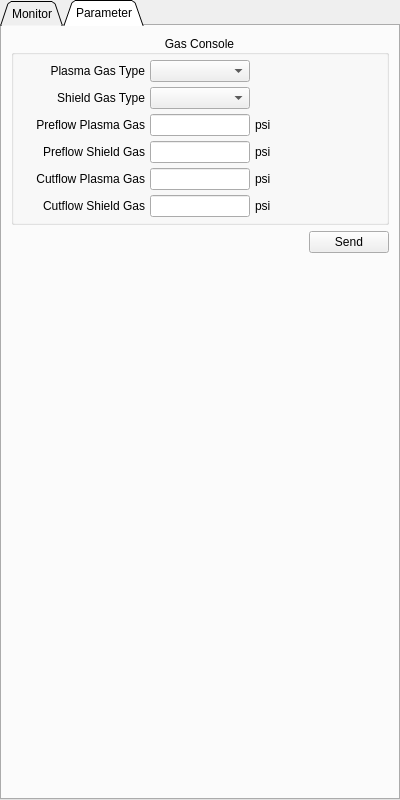
Old version of the form src/MotionControl/Widgets/monitor/PPSMonitor/liuhe/LH270AMonitorWidget.ui in the repository shizhan-shelly/MotionControl.
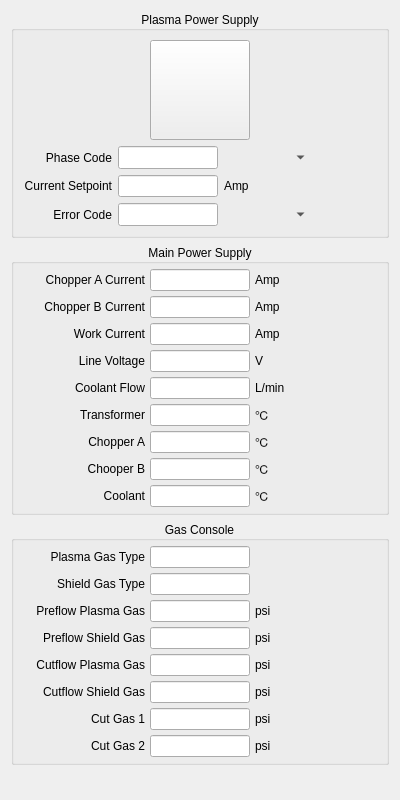
New version of the form. The open tabs and pages were chosen to show the change. Custom widgets are drawn as their Qt base class.

The edit to the form file:
```diff
--- a/src/MotionControl/Widgets/monitor/PPSMonitor/liuhe/LH270AMonitorWidget.ui
+++ b/src/MotionControl/Widgets/monitor/PPSMonitor/liuhe/LH270AMonitorWidget.ui
@@ -10,35 +10,7 @@
     <height>800</height>
    </rect>
   </property>
-  <layout class="QHBoxLayout" name="horizontalLayout">
-   <property name="spacing">
-    <number>5</number>
-   </property>
-   <property name="margin">
-    <number>0</number>
-   </property>
-   <item>
-    <widget class="QTabWidget" name="tabs_">
-     <property name="tabPosition">
-      <enum>QTabWidget::North</enum>
-     </property>
-     <property name="tabShape">
-      <enum>QTabWidget::Triangular</enum>
-     </property>
-     <property name="currentIndex">
-      <number>0</number>
-     </property>
-     <widget class="QWidget" name="monitor_">
-      <attribute name="title">
-       <string>Monitor</string>
-      </attribute>
-      <layout class="QVBoxLayout" name="verticalLayout_3">
-       <property name="spacing">
-        <number>5</number>
-       </property>
-       <property name="margin">
-        <number>5</number>
-       </property>
+  <layout class="QVBoxLayout" name="verticalLayout_2">
        <item>
         <widget class="QGroupBox" name="groupBox_1">
          <property name="layoutDirection">
@@ -134,12 +106,6 @@
             </item>
             <item row="0" column="0">
              <widget class="QLabel" name="label_7">
-              <property name="maximumSize">
-               <size>
-                <width>100</width>
-                <height>16777215</height>
-               </size>
-              </property>
               <property name="text">
                <string>Phase Code</string>
               </property>
@@ -796,217 +762,10 @@
          <property name="sizeHint" stdset="0">
           <size>
            <width>20</width>
-           <height>81</height>
-          </size>
-         </property>
-        </spacer>
-       </item>
-      </layout>
-     </widget>
-     <widget class="QWidget" name="parameter_">
-      <attribute name="title">
-       <string>Parameter</string>
-      </attribute>
-      <layout class="QVBoxLayout" name="verticalLayout_2">
-       <item>
-        <widget class="QGroupBox" name="groupBox_4">
-         <property name="title">
-          <string>Gas Console</string>
-         </property>
-         <property name="alignment">
-          <set>Qt::AlignCenter</set>
-         </property>
-         <layout class="QVBoxLayout" name="verticalLayout_6">
-          <property name="spacing">
-           <number>0</number>
-          </property>
-          <property name="margin">
-           <number>5</number>
-          </property>
-          <item>
-           <layout class="QGridLayout" name="gridLayout_4">
-            <property name="spacing">
-             <number>5</number>
-            </property>
-            <item row="4" column="0">
-             <widget class="QLabel" name="label_38">
-              <property name="text">
-               <string>Cutflow Plasma Gas</string>
-              </property>
-              <property name="alignment">
-               <set>Qt::AlignRight|Qt::AlignTrailing|Qt::AlignVCenter</set>
-              </property>
-             </widget>
-            </item>
-            <item row="2" column="0">
-             <widget class="QLabel" name="label_42">
-              <property name="text">
-               <string>Preflow Plasma Gas</string>
-              </property>
-              <property name="alignment">
-               <set>Qt::AlignRight|Qt::AlignTrailing|Qt::AlignVCenter</set>
-              </property>
-             </widget>
-            </item>
-            <item row="2" column="2">
-             <widget class="QLabel" name="label_43">
-              <property name="text">
-               <string>psi</string>
-              </property>
-             </widget>
-            </item>
-            <item row="4" column="2">
-             <widget class="QLabel" name="label_40">
-              <property name="text">
-               <string>psi</string>
-              </property>
-             </widget>
-            </item>
-            <item row="5" column="0">
-             <widget class="QLabel" name="label_41">
-              <property name="text">
-               <string>Cutflow Shield Gas</string>
-              </property>
-              <property name="alignment">
-               <set>Qt::AlignRight|Qt::AlignTrailing|Qt::AlignVCenter</set>
-              </property>
-             </widget>
-            </item>
-            <item row="5" column="2">
-             <widget class="QLabel" name="label_39">
-              <property name="text">
-               <string>psi</string>
-              </property>
-             </widget>
-            </item>
-            <item row="4" column="1">
-             <widget class="QLineEdit" name="cutflow_plasma_gas_pressure_set_">
-              <property name="maximumSize">
-               <size>
-                <width>100</width>
                 <height>50</height>
                </size>
               </property>
-             </widget>
-            </item>
-            <item row="1" column="0">
-             <widget class="QLabel" name="label_37">
-              <property name="text">
-               <string>Shield Gas Type</string>
-              </property>
-              <property name="alignment">
-               <set>Qt::AlignRight|Qt::AlignTrailing|Qt::AlignVCenter</set>
-              </property>
-             </widget>
-            </item>
-            <item row="3" column="1">
-             <widget class="QLineEdit" name="preflow_shield_gas_pressure_set_">
-              <property name="maximumSize">
-               <size>
-                <width>100</width>
-                <height>50</height>
-               </size>
-              </property>
-             </widget>
-            </item>
-            <item row="3" column="0">
-             <widget class="QLabel" name="label_44">
-              <property name="text">
-               <string>Preflow Shield Gas</string>
-              </property>
-              <property name="alignment">
-               <set>Qt::AlignRight|Qt::AlignTrailing|Qt::AlignVCenter</set>
-              </property>
-             </widget>
-            </item>
-            <item row="0" column="0">
-             <widget class="QLabel" name="label_46">
-              <property name="text">
-               <string>Plasma Gas Type</string>
-              </property>
-              <property name="alignment">
-               <set>Qt::AlignRight|Qt::AlignTrailing|Qt::AlignVCenter</set>
-              </property>
-             </widget>
-            </item>
-            <item row="2" column="1">
-             <widget class="QLineEdit" name="preflow_plasma_gas_pressure_set_">
-              <property name="maximumSize">
-               <size>
-                <width>100</width>
-                <height>50</height>
-               </size>
-              </property>
-             </widget>
-            </item>
-            <item row="3" column="2">
-             <widget class="QLabel" name="label_45">
-              <property name="text">
-               <string>psi</string>
-              </property>
-             </widget>
-            </item>
-            <item row="5" column="1">
-             <widget class="QLineEdit" name="cutflow_shield_gas_pressure_set_">
-              <property name="maximumSize">
-               <size>
-                <width>100</width>
-                <height>50</height>
-               </size>
-              </property>
-             </widget>
-            </item>
-            <item row="0" column="1">
-             <widget class="QComboBox" name="plasma_gas_type_set_"/>
-            </item>
-            <item row="1" column="1">
-             <widget class="QComboBox" name="shield_gas_type_set_"/>
-            </item>
-           </layout>
-          </item>
-         </layout>
-        </widget>
-       </item>
-       <item>
-        <layout class="QHBoxLayout" name="horizontalLayout_2">
-         <item>
-          <spacer name="horizontalSpacer">
-           <property name="orientation">
-            <enum>Qt::Horizontal</enum>
-           </property>
-           <property name="sizeHint" stdset="0">
-            <size>
-             <width>40</width>
-             <height>20</height>
-            </size>
-           </property>
-          </spacer>
-         </item>
-         <item>
-          <widget class="QPushButton" name="send_btn_">
-           <property name="text">
-            <string>Send</string>
-           </property>
-          </widget>
-         </item>
-        </layout>
-       </item>
-       <item>
-        <spacer name="verticalSpacer_2">
-         <property name="orientation">
-          <enum>Qt::Vertical</enum>
-         </property>
-         <property name="sizeHint" stdset="0">
-          <size>
-           <width>20</width>
-           <height>596</height>
-          </size>
-         </property>
-        </spacer>
-       </item>
-      </layout>
-     </widget>
-    </widget>
+    </spacer>
    </item>
   </layout>
  </widget>
```
Lines whose indentation alone changed are shown as unchanged.
